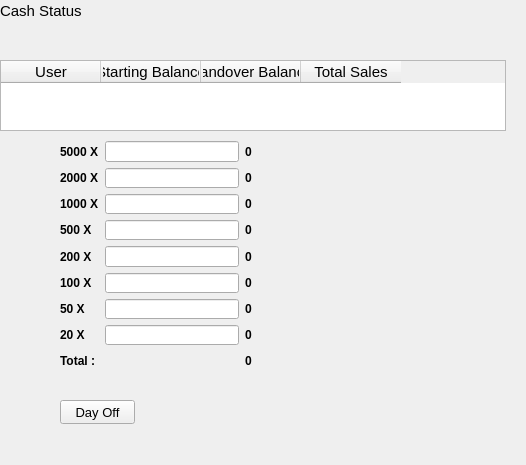
Old version of the form estorecpp/cashbalancestatus.ui in the repository Watti/estorecpp.
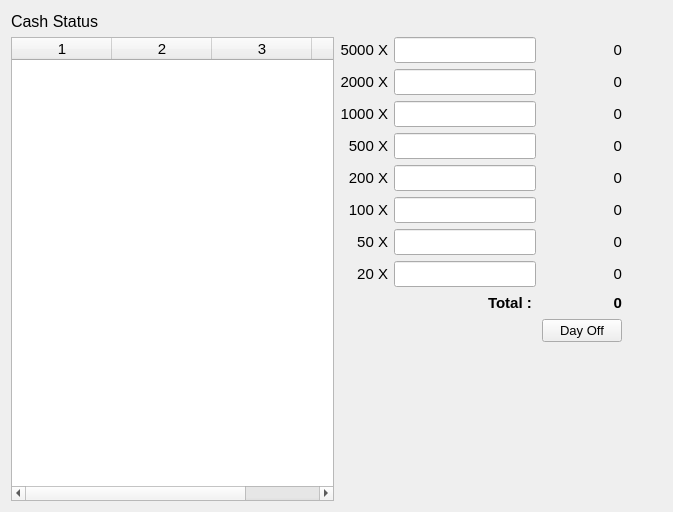
New version of the form.

Patch:
```diff
--- a/estorecpp/cashbalancestatus.ui
+++ b/estorecpp/cashbalancestatus.ui
@@ -6,63 +6,21 @@
    <rect>
     <x>0</x>
     <y>0</y>
-    <width>526</width>
-    <height>465</height>
+    <width>673</width>
+    <height>512</height>
    </rect>
   </property>
   <property name="windowTitle">
    <string>Form</string>
   </property>
-  <widget class="QTableWidget" name="tableWidget">
-   <property name="geometry">
-    <rect>
-     <x>0</x>
-     <y>60</y>
-     <width>506</width>
-     <height>71</height>
-    </rect>
-   </property>
-   <property name="font">
-    <font>
-     <pointsize>11</pointsize>
-    </font>
-   </property>
-   <column>
-    <property name="text">
-     <string>User</string>
-    </property>
-   </column>
-   <column>
-    <property name="text">
-     <string>Starting Balance</string>
-    </property>
-   </column>
-   <column>
-    <property name="text">
-     <string>Handover Balance</string>
-    </property>
-   </column>
-   <column>
-    <property name="text">
-     <string>Total Sales</string>
-    </property>
-   </column>
-  </widget>
-  <widget class="QWidget" name="layoutWidget">
-   <property name="geometry">
-    <rect>
-     <x>0</x>
-     <y>0</y>
-     <width>126</width>
-     <height>22</height>
-    </rect>
-   </property>
+  <layout class="QVBoxLayout" name="verticalLayout_2">
+   <item>
    <layout class="QHBoxLayout" name="horizontalLayout">
     <item>
      <widget class="QLabel" name="label">
       <property name="font">
        <font>
-        <pointsize>11</pointsize>
+         <pointsize>12</pointsize>
        </font>
       </property>
       <property name="text">
@@ -87,50 +45,90 @@
      </spacer>
     </item>
    </layout>
-  </widget>
-  <widget class="QPushButton" name="btnDayoff">
-   <property name="geometry">
-    <rect>
-     <x>60</x>
-     <y>400</y>
-     <width>75</width>
-     <height>24</height>
-    </rect>
-   </property>
+   </item>
+   <item>
+    <layout class="QHBoxLayout" name="horizontalLayout_3">
+     <item>
+      <widget class="QTableWidget" name="tableWidget">
    <property name="font">
     <font>
-     <pointsize>10</pointsize>
-    </font>
-   </property>
-   <property name="text">
-    <string>Day Off</string>
-   </property>
-  </widget>
-  <widget class="QWidget" name="">
-   <property name="geometry">
-    <rect>
-     <x>60</x>
-     <y>141</y>
-     <width>192</width>
-     <height>230</height>
-    </rect>
-   </property>
+         <pointsize>11</pointsize>
+        </font>
+       </property>
+       <property name="columnCount">
+        <number>4</number>
+       </property>
+       <column/>
+       <column/>
+       <column/>
+       <column/>
+      </widget>
+     </item>
+     <item>
+      <layout class="QVBoxLayout" name="verticalLayout">
+       <item>
+        <layout class="QHBoxLayout" name="horizontalLayout_4">
+         <item>
    <layout class="QGridLayout" name="gridLayout">
+           <item row="8" column="1">
+            <widget class="QLabel" name="label_9">
+             <property name="sizePolicy">
+              <sizepolicy hsizetype="Minimum" vsizetype="Preferred">
+               <horstretch>0</horstretch>
+               <verstretch>0</verstretch>
+              </sizepolicy>
+             </property>
+             <property name="font">
+              <font>
+               <pointsize>11</pointsize>
+               <weight>75</weight>
+               <bold>true</bold>
+              </font>
+             </property>
+             <property name="text">
+              <string>Total : </string>
+             </property>
+             <property name="alignment">
+              <set>Qt::AlignRight|Qt::AlignTrailing|Qt::AlignVCenter</set>
+             </property>
+            </widget>
+           </item>
     <item row="0" column="0">
      <widget class="QLabel" name="label_2">
+             <property name="sizePolicy">
+              <sizepolicy hsizetype="Minimum" vsizetype="Preferred">
+               <horstretch>0</horstretch>
+               <verstretch>0</verstretch>
+              </sizepolicy>
+             </property>
       <property name="font">
        <font>
-        <weight>75</weight>
-        <bold>true</bold>
+               <pointsize>11</pointsize>
+               <weight>50</weight>
+               <bold>false</bold>
        </font>
       </property>
       <property name="text">
        <string>5000 X</string>
       </property>
+             <property name="alignment">
+              <set>Qt::AlignRight|Qt::AlignTrailing|Qt::AlignVCenter</set>
+             </property>
      </widget>
     </item>
     <item row="0" column="1">
      <widget class="QLineEdit" name="note5000">
+             <property name="maximumSize">
+              <size>
+               <width>150</width>
+               <height>16777215</height>
+              </size>
+             </property>
+             <property name="font">
+              <font>
+               <pointsize>11</pointsize>
+              </font>
+             </property>
       <property name="maxLength">
        <number>32811</number>
       </property>
@@ -140,248 +138,409 @@
      <widget class="QLabel" name="note5000Total">
       <property name="font">
        <font>
-        <weight>75</weight>
-        <bold>true</bold>
+               <pointsize>11</pointsize>
+               <weight>50</weight>
+               <bold>false</bold>
        </font>
       </property>
       <property name="text">
        <string>0</string>
       </property>
+             <property name="alignment">
+              <set>Qt::AlignRight|Qt::AlignTrailing|Qt::AlignVCenter</set>
+             </property>
      </widget>
     </item>
     <item row="1" column="0">
      <widget class="QLabel" name="label_3">
+             <property name="sizePolicy">
+              <sizepolicy hsizetype="Minimum" vsizetype="Preferred">
+               <horstretch>0</horstretch>
+               <verstretch>0</verstretch>
+              </sizepolicy>
+             </property>
       <property name="font">
        <font>
-        <weight>75</weight>
-        <bold>true</bold>
+               <pointsize>11</pointsize>
+               <weight>50</weight>
+               <bold>false</bold>
        </font>
       </property>
       <property name="text">
        <string>2000 X</string>
       </property>
+             <property name="alignment">
+              <set>Qt::AlignRight|Qt::AlignTrailing|Qt::AlignVCenter</set>
+             </property>
      </widget>
     </item>
     <item row="1" column="1">
-     <widget class="QLineEdit" name="note2000"/>
+            <widget class="QLineEdit" name="note2000">
+             <property name="maximumSize">
+              <size>
+               <width>150</width>
+               <height>16777215</height>
+              </size>
+             </property>
+             <property name="font">
+              <font>
+               <pointsize>11</pointsize>
+              </font>
+             </property>
+            </widget>
     </item>
     <item row="1" column="2">
      <widget class="QLabel" name="note2000Total">
       <property name="font">
        <font>
-        <weight>75</weight>
-        <bold>true</bold>
+               <pointsize>11</pointsize>
+               <weight>50</weight>
+               <bold>false</bold>
        </font>
       </property>
       <property name="text">
        <string>0</string>
       </property>
+             <property name="alignment">
+              <set>Qt::AlignRight|Qt::AlignTrailing|Qt::AlignVCenter</set>
+             </property>
      </widget>
     </item>
     <item row="2" column="0">
      <widget class="QLabel" name="label_4">
+             <property name="sizePolicy">
+              <sizepolicy hsizetype="Minimum" vsizetype="Preferred">
+               <horstretch>0</horstretch>
+               <verstretch>0</verstretch>
+              </sizepolicy>
+             </property>
       <property name="font">
        <font>
-        <weight>75</weight>
-        <bold>true</bold>
+               <pointsize>11</pointsize>
+               <weight>50</weight>
+               <bold>false</bold>
        </font>
       </property>
       <property name="text">
        <string>1000 X</string>
       </property>
+             <property name="alignment">
+              <set>Qt::AlignRight|Qt::AlignTrailing|Qt::AlignVCenter</set>
+             </property>
      </widget>
     </item>
     <item row="2" column="1">
-     <widget class="QLineEdit" name="note1000"/>
+            <widget class="QLineEdit" name="note1000">
+             <property name="maximumSize">
+              <size>
+               <width>150</width>
+               <height>16777215</height>
+              </size>
+             </property>
+             <property name="font">
+              <font>
+               <pointsize>11</pointsize>
+              </font>
+             </property>
+            </widget>
     </item>
     <item row="2" column="2">
      <widget class="QLabel" name="note1000Total">
       <property name="font">
        <font>
-        <weight>75</weight>
-        <bold>true</bold>
+               <pointsize>11</pointsize>
+               <weight>50</weight>
+               <bold>false</bold>
        </font>
       </property>
       <property name="text">
        <string>0</string>
       </property>
+             <property name="alignment">
+              <set>Qt::AlignRight|Qt::AlignTrailing|Qt::AlignVCenter</set>
+             </property>
      </widget>
     </item>
     <item row="3" column="0">
      <widget class="QLabel" name="label_5">
+             <property name="sizePolicy">
+              <sizepolicy hsizetype="Minimum" vsizetype="Preferred">
+               <horstretch>0</horstretch>
+               <verstretch>0</verstretch>
+              </sizepolicy>
+             </property>
       <property name="font">
        <font>
-        <weight>75</weight>
-        <bold>true</bold>
+               <pointsize>11</pointsize>
+               <weight>50</weight>
+               <bold>false</bold>
        </font>
       </property>
       <property name="text">
        <string>500 X</string>
       </property>
+             <property name="alignment">
+              <set>Qt::AlignRight|Qt::AlignTrailing|Qt::AlignVCenter</set>
+             </property>
      </widget>
     </item>
     <item row="3" column="1">
-     <widget class="QLineEdit" name="note500"/>
+            <widget class="QLineEdit" name="note500">
+             <property name="maximumSize">
+              <size>
+               <width>150</width>
+               <height>16777215</height>
+              </size>
+             </property>
+             <property name="font">
+              <font>
+               <pointsize>11</pointsize>
+              </font>
+             </property>
+            </widget>
     </item>
     <item row="3" column="2">
      <widget class="QLabel" name="note500Total">
       <property name="font">
        <font>
-        <weight>75</weight>
-        <bold>true</bold>
+               <pointsize>11</pointsize>
+               <weight>50</weight>
+               <bold>false</bold>
        </font>
       </property>
       <property name="text">
        <string>0</string>
       </property>
+             <property name="alignment">
+              <set>Qt::AlignRight|Qt::AlignTrailing|Qt::AlignVCenter</set>
+             </property>
      </widget>
     </item>
     <item row="4" column="0">
      <widget class="QLabel" name="label_10">
+             <property name="sizePolicy">
+              <sizepolicy hsizetype="Minimum" vsizetype="Preferred">
+               <horstretch>0</horstretch>
+               <verstretch>0</verstretch>
+              </sizepolicy>
+             </property>
       <property name="font">
        <font>
-        <weight>75</weight>
-        <bold>true</bold>
+               <pointsize>11</pointsize>
+               <weight>50</weight>
+               <bold>false</bold>
        </font>
       </property>
       <property name="text">
        <string>200 X</string>
       </property>
+             <property name="alignment">
+              <set>Qt::AlignRight|Qt::AlignTrailing|Qt::AlignVCenter</set>
+             </property>
      </widget>
     </item>
     <item row="4" column="1">
-     <widget class="QLineEdit" name="note200"/>
+            <widget class="QLineEdit" name="note200">
+             <property name="maximumSize">
+              <size>
+               <width>150</width>
+               <height>16777215</height>
+              </size>
+             </property>
+             <property name="font">
+              <font>
+               <pointsize>11</pointsize>
+              </font>
+             </property>
+            </widget>
     </item>
     <item row="4" column="2">
      <widget class="QLabel" name="note200Total">
       <property name="font">
        <font>
-        <weight>75</weight>
-        <bold>true</bold>
+               <pointsize>11</pointsize>
+               <weight>50</weight>
+               <bold>false</bold>
        </font>
       </property>
       <property name="text">
        <string>0</string>
       </property>
+             <property name="alignment">
+              <set>Qt::AlignRight|Qt::AlignTrailing|Qt::AlignVCenter</set>
+             </property>
      </widget>
     </item>
     <item row="5" column="0">
      <widget class="QLabel" name="label_6">
+             <property name="sizePolicy">
+              <sizepolicy hsizetype="Minimum" vsizetype="Preferred">
+               <horstretch>0</horstretch>
+               <verstretch>0</verstretch>
+              </sizepolicy>
+             </property>
       <property name="font">
        <font>
-        <weight>75</weight>
-        <bold>true</bold>
+               <pointsize>11</pointsize>
+               <weight>50</weight>
+               <bold>false</bold>
        </font>
       </property>
       <property name="text">
        <string>100 X</string>
       </property>
+             <property name="alignment">
+              <set>Qt::AlignRight|Qt::AlignTrailing|Qt::AlignVCenter</set>
+             </property>
      </widget>
     </item>
     <item row="5" column="1">
-     <widget class="QLineEdit" name="note100"/>
+            <widget class="QLineEdit" name="note100">
+             <property name="maximumSize">
+              <size>
+               <width>150</width>
+               <height>16777215</height>
+              </size>
+             </property>
+             <property name="font">
+              <font>
+               <pointsize>11</pointsize>
+              </font>
+             </property>
+            </widget>
     </item>
     <item row="5" column="2">
      <widget class="QLabel" name="note100Total">
       <property name="font">
        <font>
-        <weight>75</weight>
-        <bold>true</bold>
+               <pointsize>11</pointsize>
+               <weight>50</weight>
+               <bold>false</bold>
        </font>
       </property>
       <property name="text">
        <string>0</string>
       </property>
+             <property name="alignment">
+              <set>Qt::AlignRight|Qt::AlignTrailing|Qt::AlignVCenter</set>
+             </property>
      </widget>
     </item>
     <item row="6" column="0">
      <widget class="QLabel" name="label_7">
+             <property name="sizePolicy">
+              <sizepolicy hsizetype="Minimum" vsizetype="Preferred">
+               <horstretch>0</horstretch>
+               <verstretch>0</verstretch>
+              </sizepolicy>
+             </property>
       <property name="font">
        <font>
-        <weight>75</weight>
-        <bold>true</bold>
+               <pointsize>11</pointsize>
+               <weight>50</weight>
+               <bold>false</bold>
        </font>
       </property>
       <property name="text">
        <string>50 X</string>
       </property>
+             <property name="alignment">
+              <set>Qt::AlignRight|Qt::AlignTrailing|Qt::AlignVCenter</set>
+             </property>
      </widget>
     </item>
     <item row="6" column="1">
-     <widget class="QLineEdit" name="note50"/>
+            <widget class="QLineEdit" name="note50">
+             <property name="maximumSize">
+              <size>
+               <width>150</width>
+               <height>16777215</height>
+              </size>
+             </property>
+             <property name="font">
+              <font>
+               <pointsize>11</pointsize>
+              </font>
+             </property>
+            </widget>
     </item>
     <item row="6" column="2">
      <widget class="QLabel" name="note50Total">
       <property name="font">
        <font>
-        <weight>75</weight>
-        <bold>true</bold>
+               <pointsize>11</pointsize>
+               <weight>50</weight>
+               <bold>false</bold>
        </font>
       </property>
       <property name="text">
        <string>0</string>
       </property>
+             <property name="alignment">
+              <set>Qt::AlignRight|Qt::AlignTrailing|Qt::AlignVCenter</set>
+             </property>
      </widget>
     </item>
     <item row="7" column="0">
      <widget class="QLabel" name="label_8">
+             <property name="sizePolicy">
+              <sizepolicy hsizetype="Minimum" vsizetype="Preferred">
+               <horstretch>0</horstretch>
+               <verstretch>0</verstretch>
+              </sizepolicy>
+             </property>
       <property name="font">
        <font>
-        <weight>75</weight>
-        <bold>true</bold>
+               <pointsize>11</pointsize>
+               <weight>50</weight>
+               <bold>false</bold>
        </font>
       </property>
       <property name="text">
        <string>20 X</string>
       </property>
+             <property name="alignment">
+              <set>Qt::AlignRight|Qt::AlignTrailing|Qt::AlignVCenter</set>
+             </property>
      </widget>
     </item>
     <item row="7" column="1">
-     <widget class="QLineEdit" name="note20"/>
+            <widget class="QLineEdit" name="note20">
+             <property name="maximumSize">
+              <size>
+               <width>150</width>
+               <height>16777215</height>
+              </size>
+             </property>
+             <property name="font">
+              <font>
+               <pointsize>11</pointsize>
+              </font>
+             </property>
+            </widget>
     </item>
     <item row="7" column="2">
      <widget class="QLabel" name="note20Total">
       <property name="font">
        <font>
-        <weight>75</weight>
-        <bold>true</bold>
+               <pointsize>11</pointsize>
+               <weight>50</weight>
+               <bold>false</bold>
        </font>
       </property>
       <property name="text">
        <string>0</string>
       </property>
-     </widget>
-    </item>
-    <item row="8" column="0">
-     <widget class="QLabel" name="label_9">
-      <property name="font">
-       <font>
-        <weight>75</weight>
-        <bold>true</bold>
-       </font>
-      </property>
-      <property name="text">
-       <string>Total : </string>
-      </property>
-     </widget>
-    </item>
-    <item row="8" column="1">
-     <spacer name="horizontalSpacer_3">
-      <property name="orientation">
-       <enum>Qt::Horizontal</enum>
-      </property>
-      <property name="sizeHint" stdset="0">
-       <size>
-        <width>40</width>
-        <height>20</height>
-       </size>
-      </property>
-     </spacer>
-    </item>
+             <property name="alignment">
+              <set>Qt::AlignRight|Qt::AlignTrailing|Qt::AlignVCenter</set>
+             </property>
+            </widget>
+           </item>
     <item row="8" column="2">
      <widget class="QLabel" name="grandTotal">
       <property name="font">
        <font>
+               <pointsize>11</pointsize>
         <weight>75</weight>
         <bold>true</bold>
        </font>
@@ -389,10 +548,97 @@
       <property name="text">
        <string>0</string>
       </property>
-     </widget>
-    </item>
-   </layout>
-  </widget>
+             <property name="alignment">
+              <set>Qt::AlignRight|Qt::AlignTrailing|Qt::AlignVCenter</set>
+             </property>
+            </widget>
+           </item>
+           <item row="8" column="0">
+            <spacer name="horizontalSpacer_3">
+             <property name="orientation">
+              <enum>Qt::Horizontal</enum>
+             </property>
+             <property name="sizeHint" stdset="0">
+              <size>
+               <width>40</width>
+               <height>20</height>
+              </size>
+             </property>
+            </spacer>
+           </item>
+           <item row="9" column="0">
+            <spacer name="horizontalSpacer_5">
+             <property name="orientation">
+              <enum>Qt::Horizontal</enum>
+             </property>
+             <property name="sizeHint" stdset="0">
+              <size>
+               <width>40</width>
+               <height>20</height>
+              </size>
+             </property>
+            </spacer>
+           </item>
+           <item row="9" column="1">
+            <spacer name="horizontalSpacer_4">
+             <property name="orientation">
+              <enum>Qt::Horizontal</enum>
+             </property>
+             <property name="sizeHint" stdset="0">
+              <size>
+               <width>40</width>
+               <height>20</height>
+              </size>
+             </property>
+            </spacer>
+           </item>
+           <item row="9" column="2">
+            <widget class="QPushButton" name="btnDayoff">
+             <property name="font">
+              <font>
+               <pointsize>10</pointsize>
+              </font>
+             </property>
+             <property name="text">
+              <string>Day Off</string>
+             </property>
+            </widget>
+           </item>
+          </layout>
+         </item>
+         <item>
+          <spacer name="horizontalSpacer_2">
+           <property name="orientation">
+            <enum>Qt::Horizontal</enum>
+           </property>
+           <property name="sizeHint" stdset="0">
+            <size>
+             <width>40</width>
+             <height>20</height>
+            </size>
+           </property>
+          </spacer>
+         </item>
+        </layout>
+       </item>
+       <item>
+        <spacer name="verticalSpacer">
+         <property name="orientation">
+          <enum>Qt::Vertical</enum>
+         </property>
+         <property name="sizeHint" stdset="0">
+          <size>
+           <width>20</width>
+           <height>40</height>
+          </size>
+         </property>
+        </spacer>
+       </item>
+      </layout>
+     </item>
+    </layout>
+   </item>
+  </layout>
  </widget>
  <resources/>
  <connections/>
```
Lines whose indentation alone changed are shown as unchanged.
